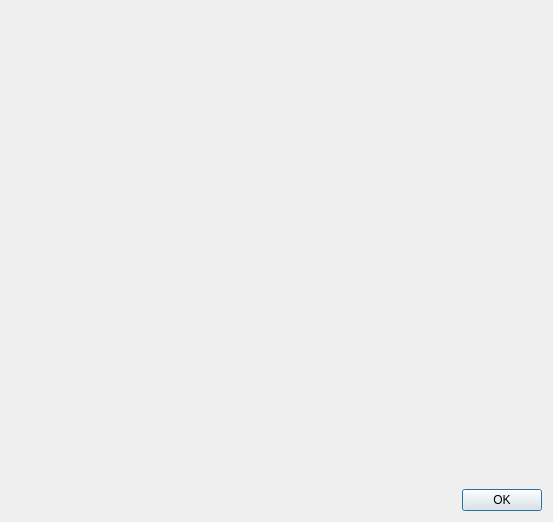
Above: starviewer/src/interface/qaboutdialogbase.ui from starviewer-medical/starviewer before the change. Below: the same form after it.
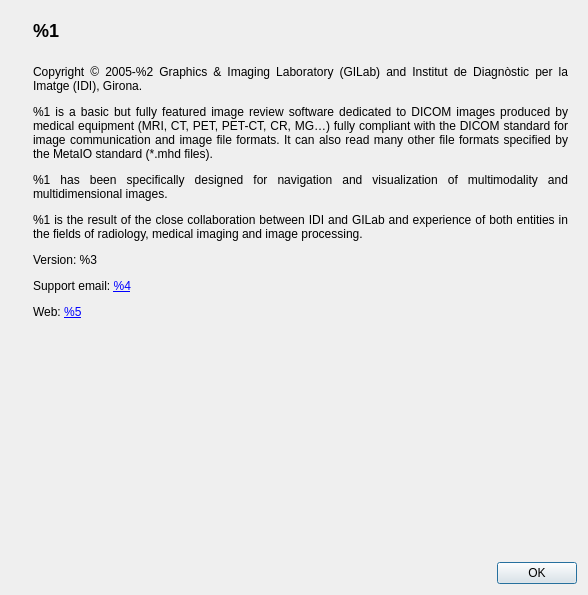
That is the form after the change. The open tabs and pages were chosen to show the change. Icons and pictures are not drawn.

Commit message: ENH: Refactor about dialog and add a CE marked version. #2655

Diff of the .ui file:
```diff
--- a/starviewer/src/interface/qaboutdialogbase.ui
+++ b/starviewer/src/interface/qaboutdialogbase.ui
@@ -6,22 +6,16 @@
    <rect>
     <x>0</x>
     <y>0</y>
-    <width>553</width>
-    <height>522</height>
+    <width>588</width>
+    <height>595</height>
    </rect>
   </property>
   <property name="windowTitle">
    <string>Dialog</string>
   </property>
-  <layout class="QGridLayout" name="gridLayout">
-   <property name="sizeConstraint">
-    <enum>QLayout::SetMinimumSize</enum>
-   </property>
-   <item row="0" column="0">
-    <layout class="QHBoxLayout" name="horizontalLayout_2">
-     <property name="sizeConstraint">
-      <enum>QLayout::SetMinimumSize</enum>
-     </property>
+  <layout class="QVBoxLayout" name="verticalLayout_2">
+   <item>
+    <layout class="QHBoxLayout" name="horizontalLayout_3">
      <item>
       <widget class="QLabel" name="m_starviewerIcon">
        <property name="sizePolicy">
@@ -43,25 +37,13 @@
      </item>
      <item>
       <layout class="QVBoxLayout" name="verticalLayout">
-       <property name="sizeConstraint">
-        <enum>QLayout::SetMinimumSize</enum>
-       </property>
        <item>
-        <widget class="QLabel" name="m_applicationNameLabel">
-         <property name="sizePolicy">
-          <sizepolicy hsizetype="Expanding" vsizetype="Preferred">
-           <horstretch>0</horstretch>
-           <verstretch>0</verstretch>
-          </sizepolicy>
+        <widget class="QStackedWidget" name="m_stackedWidget">
+         <property name="currentIndex">
+          <number>0</number>
          </property>
-         <property name="text">
-          <string/>
-         </property>
-         <property name="margin">
-          <number>9</number>
-         </property>
-        </widget>
-       </item>
+         <widget class="QWidget" name="page">
+          <layout class="QVBoxLayout" name="verticalLayout_3">
        <item>
         <widget class="QLabel" name="m_aboutTextLabel">
          <property name="sizePolicy">
@@ -70,15 +52,51 @@
            <verstretch>0</verstretch>
           </sizepolicy>
          </property>
+             <property name="text">
+              <string>&lt;h2 style=&quot;margin-bottom:24px&quot;&gt;%1&lt;/h2&gt;
+&lt;p align=&quot;justify&quot;&gt;Copyright © 2005-%2 Graphics &amp;amp; Imaging Laboratory (GILab) and Institut de Diagnòstic per la Imatge (IDI), Girona.&lt;/p&gt;
+&lt;p align=&quot;justify&quot;&gt;%1 is a basic but fully featured image review software dedicated to DICOM images produced by medical equipment (MRI, CT, PET, PET-CT, CR, MG…) fully compliant with the DICOM standard for image communication and image file formats. It can also read many other file formats specified by the MetaIO standard (*.mhd files). %1 is able to receive images transferred by DICOM communication protocol from any PACS or medical imaging modality (STORE SCP - Service Class Provider, STORE SCU - Service Class User, and Query/Retrieve).&lt;/p&gt;
+&lt;p align=&quot;justify&quot;&gt;%1 enables navigation and visualization of multimodality and multidimensional images through a complete 2D Viewer which integrates advanced reconstruction techniques such as Thick Slab (including Maximum Intensity Projection (MIP), Minimum Intensity Projection (MinIP) and average projection), fast orthogonal reconstruction and 3D navigation tools such as 3D-Cursor. It also incorporates Multi-Planar Reconstruction (MPR) and 3D Viewer for volume rendering.&lt;/p&gt;
+&lt;p align=&quot;justify&quot;&gt;%1 is at the same time a DICOM workstation for medical imaging and an image processing software for medical research (radiology and nuclear imaging), functional imaging and 3D imaging.&lt;/p&gt;
+&lt;p align=&quot;justify&quot;&gt;%1 is the result of the close collaboration between IDI and GILab and experience of both entities in the fields of radiology, medical imaging and image processing.&lt;/p&gt;
+&lt;p&gt;Version: %3&lt;/p&gt;
+&lt;p&gt;Support email: &lt;a href=&quot;mailto:%4&quot;&gt;%4&lt;/a&gt;&lt;/p&gt;
+&lt;p&gt;Web: &lt;a href=&quot;%5&quot;&gt;%5&lt;/a&gt;&lt;/p&gt;</string>
+             </property>
          <property name="alignment">
           <set>Qt::AlignLeading|Qt::AlignLeft|Qt::AlignTop</set>
          </property>
          <property name="wordWrap">
           <bool>true</bool>
          </property>
-         <property name="margin">
-          <number>9</number>
-         </property>
+            </widget>
+           </item>
+          </layout>
+         </widget>
+         <widget class="QWidget" name="page_2">
+          <layout class="QVBoxLayout" name="verticalLayout_4">
+           <item>
+            <widget class="QLabel" name="m_liteAboutTextLabel">
+             <property name="text">
+              <string>&lt;h2 style=&quot;margin-bottom:24px&quot;&gt;%1&lt;/h2&gt;
+&lt;p align=&quot;justify&quot;&gt;Copyright © 2005-%2 Graphics &amp;amp; Imaging Laboratory (GILab) and Institut de Diagnòstic per la Imatge (IDI), Girona.&lt;/p&gt;
+&lt;p align=&quot;justify&quot;&gt;%1 is a basic but fully featured image review software dedicated to DICOM images produced by medical equipment (MRI, CT, PET, PET-CT, CR, MG…) fully compliant with the DICOM standard for image communication and image file formats. It can also read many other file formats specified by the MetaIO standard (*.mhd files).&lt;/p&gt;
+&lt;p align=&quot;justify&quot;&gt;%1 has been specifically designed for navigation and visualization of multimodality and multidimensional images.&lt;/p&gt;
+&lt;p align=&quot;justify&quot;&gt;%1 is the result of the close collaboration between IDI and GILab and experience of both entities in the fields of radiology, medical imaging and image processing.&lt;/p&gt;
+&lt;p&gt;Version: %3&lt;/p&gt;
+&lt;p&gt;Support email: &lt;a href=&quot;mailto:%4&quot;&gt;%4&lt;/a&gt;&lt;/p&gt;
+&lt;p&gt;Web: &lt;a href=&quot;%5&quot;&gt;%5&lt;/a&gt;&lt;/p&gt;</string>
+             </property>
+             <property name="alignment">
+              <set>Qt::AlignLeading|Qt::AlignLeft|Qt::AlignTop</set>
+             </property>
+             <property name="wordWrap">
+              <bool>true</bool>
+             </property>
+            </widget>
+           </item>
+          </layout>
+         </widget>
         </widget>
        </item>
        <item>
@@ -140,7 +158,7 @@
      </item>
     </layout>
    </item>
-   <item row="1" column="0">
+   <item>
     <widget class="QDialogButtonBox" name="m_buttonBox">
      <property name="autoFillBackground">
       <bool>false</bool>
```
Lines whose indentation alone changed are shown as unchanged. The commit also changes 10 other files.
